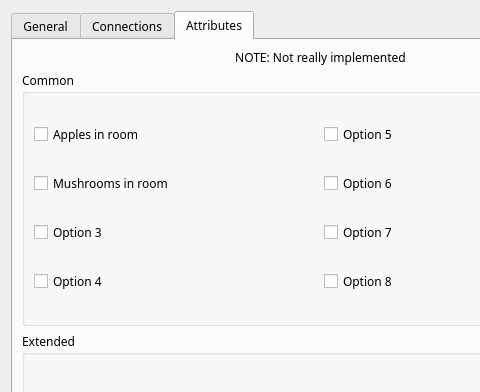
First picture: the form in MasterForge/Properties.ui, repository BuildingaMaster/AdventureGame, before the edit; both pictures show x 0 to 480 and y 0 to 392 of the 641 by 639 pixel window.
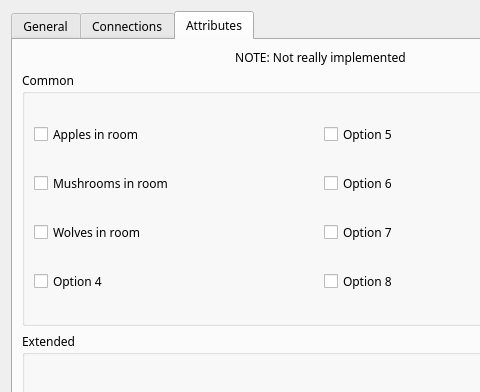
Second picture: the form after the edit. The open tabs and pages were chosen to show the change.

Commit message: MBUILD-79 Add wolves attribute

Diff of the .ui file:
```diff
--- a/MasterForge/Properties.ui
+++ b/MasterForge/Properties.ui
@@ -286,7 +286,7 @@
           <item row="3" column="0">
            <widget class="QCheckBox" name="Option3Check">
             <property name="text">
-             <string>Option 3</string>
+             <string>Wolves in room</string>
             </property>
            </widget>
           </item>
```
The commit also changes 2 other files.
